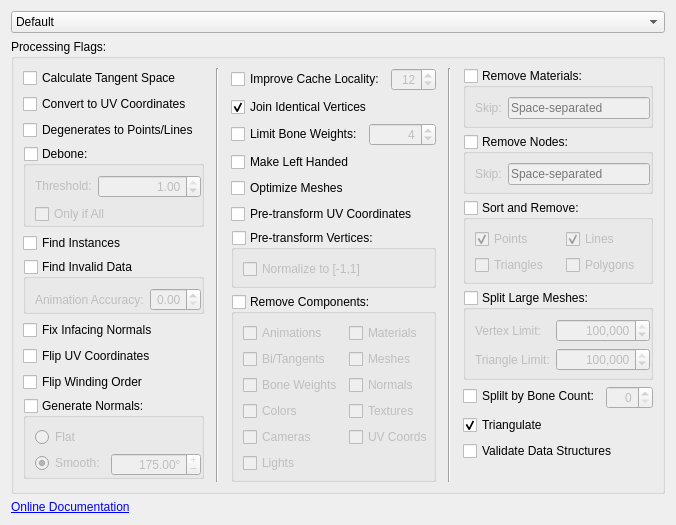
Above: forms/repowidgetassimpflags.ui from 3drepo/3drepogui before the change. Below: the same form after it.
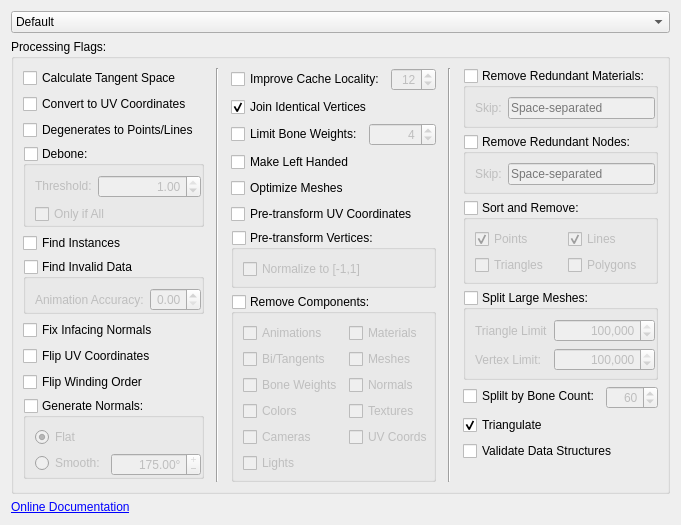
That is the form after the change.

Commit message: Added all top level assimp flags to importer. Added second level removal of points/lines/triangles/polys and vertex and triangle limits.

The edit to the form file:
```diff
--- a/forms/repowidgetassimpflags.ui
+++ b/forms/repowidgetassimpflags.ui
@@ -284,7 +284,7 @@
                <string>Smooth:</string>
               </property>
               <property name="checked">
-               <bool>true</bool>
+               <bool>false</bool>
               </property>
              </widget>
             </item>
@@ -331,7 +331,7 @@
                <string>Flat</string>
               </property>
               <property name="checked">
-               <bool>false</bool>
+               <bool>true</bool>
               </property>
              </widget>
             </item>
@@ -755,7 +755,7 @@
             </sizepolicy>
            </property>
            <property name="title">
-            <string>Remove Materials:</string>
+            <string>Remove Redundant Materials:</string>
            </property>
            <property name="flat">
             <bool>true</bool>
@@ -802,7 +802,7 @@
             </sizepolicy>
            </property>
            <property name="title">
-            <string>Remove Nodes:</string>
+            <string>Remove Redundant Nodes:</string>
            </property>
            <property name="flat">
             <bool>true</bool>
@@ -937,36 +937,14 @@
             <property name="bottomMargin">
              <number>6</number>
             </property>
-            <item row="0" column="1">
-             <widget class="QSpinBox" name="splitLargeMeshesVertexLimitSpinBox">
-              <property name="alignment">
-               <set>Qt::AlignRight|Qt::AlignTrailing|Qt::AlignVCenter</set>
-              </property>
-              <property name="accelerated">
-               <bool>true</bool>
-              </property>
-              <property name="showGroupSeparator" stdset="0">
-               <bool>true</bool>
-              </property>
-              <property name="maximum">
-               <number>999999999</number>
-              </property>
-              <property name="singleStep">
-               <number>10000</number>
-              </property>
-              <property name="value">
-               <number>1000000</number>
-              </property>
-             </widget>
-            </item>
-            <item row="1" column="0">
+            <item row="0" column="0">
              <widget class="QLabel" name="splitLargeMeshesTriangleLimitLabel">
               <property name="text">
-               <string>Triangle Limit:</string>
+               <string>Triangle Limit</string>
               </property>
              </widget>
             </item>
-            <item row="1" column="1">
+            <item row="0" column="1">
              <widget class="QSpinBox" name="splitLargeMeshesTriangleLimitSpinBox">
               <property name="alignment">
                <set>Qt::AlignRight|Qt::AlignTrailing|Qt::AlignVCenter</set>
@@ -981,6 +959,28 @@
                <number>999999999</number>
               </property>
               <property name="singleStep">
+               <number>10000</number>
+              </property>
+              <property name="value">
+               <number>1000000</number>
+              </property>
+             </widget>
+            </item>
+            <item row="1" column="1">
+             <widget class="QSpinBox" name="splitLargeMeshesVertexLimitSpinBox">
+              <property name="alignment">
+               <set>Qt::AlignRight|Qt::AlignTrailing|Qt::AlignVCenter</set>
+              </property>
+              <property name="accelerated">
+               <bool>true</bool>
+              </property>
+              <property name="showGroupSeparator" stdset="0">
+               <bool>true</bool>
+              </property>
+              <property name="maximum">
+               <number>999999999</number>
+              </property>
+              <property name="singleStep">
                <number>1000</number>
               </property>
               <property name="value">
@@ -988,7 +988,7 @@
               </property>
              </widget>
             </item>
-            <item row="0" column="0">
+            <item row="1" column="0">
              <widget class="QLabel" name="splitLargeMeshesVertexLimitLabel">
               <property name="text">
                <string>Vertex Limit:</string>
@@ -1061,6 +1061,9 @@
               <property name="maximum">
                <number>999</number>
               </property>
+              <property name="value">
+               <number>60</number>
+              </property>
              </widget>
             </item>
            </layout>
```
Left out of the diff: 12 changed lines with no effect on the pictures. The commit also changes 9 other files.
